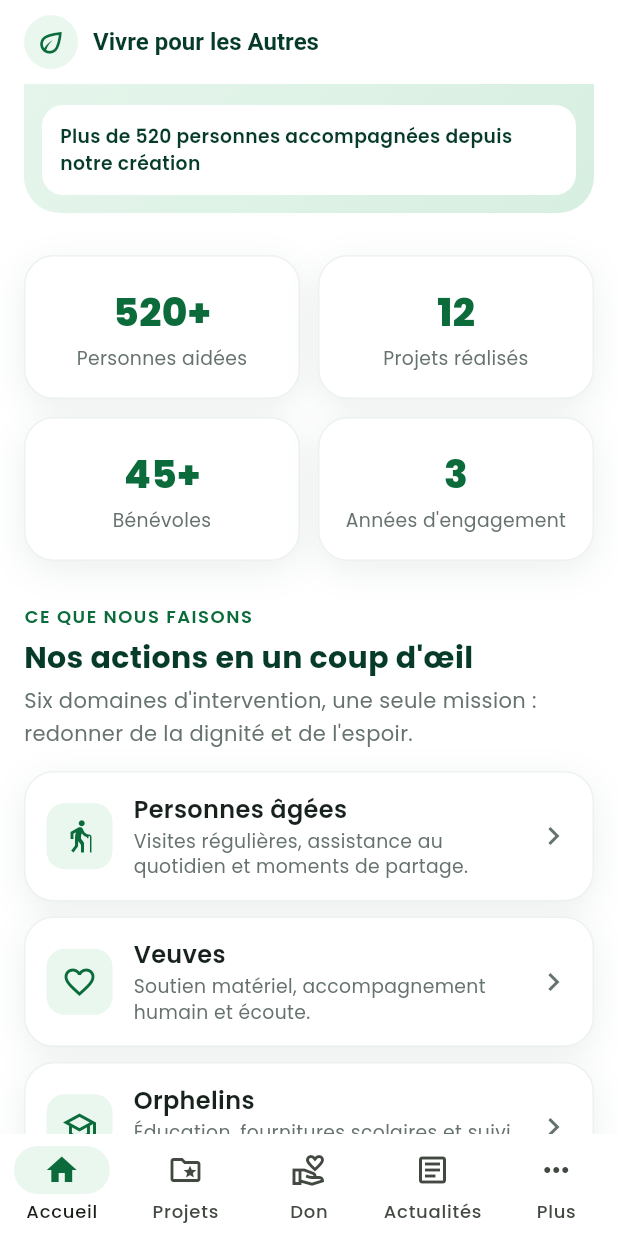
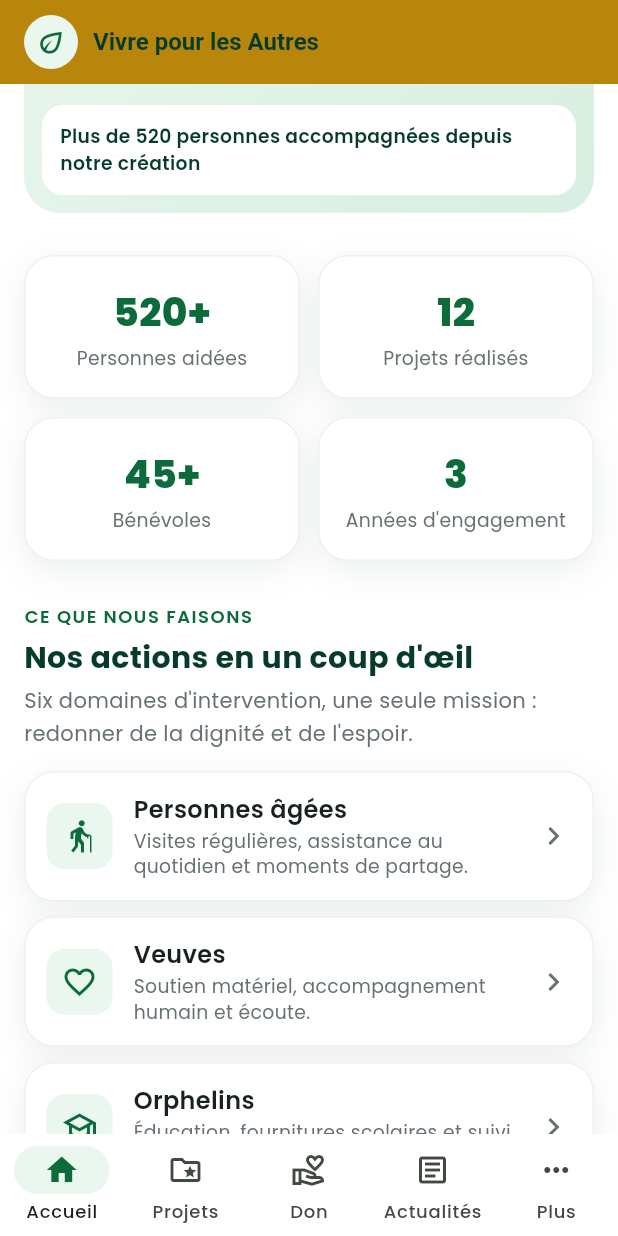
Before and after one commit to mamykalume58-sketch/semences-despoir-app, a Flutter app: the screen it shows after launch, scrolled down 576 dp, on a phone screen of 412 x 824 dp. Run offline on Flutter 3.47's test engine with Material 3 defaults, Android fonts, the phone set to English and light mode, and no system bars; our stand-ins replace cloud_firestore, firebase_auth, firebase_core, google_fonts, google_sign_in, image_picker and 4 more; accounts and stored records are empty.

Commit message:
fix: exclure le splash de la bande dorée, doré sur l'en-tête et la barre du bas

```diff
--- a/lib/main.dart
+++ b/lib/main.dart
@@ -5,6 +5,11 @@ import 'package:flutter/services.dart';
 import 'data/app_info.dart';
 import 'screens/splash_screen.dart';
 import 'theme.dart';
+
+/// Faux tant que le splash screen est affiché (fond vert plein écran),
+/// activé dès que MainShell se lance : la bande dorée du bas n'apparaît
+/// qu'à partir de là, pour ne pas trancher avec le splash.
+final ValueNotifier<bool> showGoldSystemBar = ValueNotifier<bool>(false);
 
 Future<void> main() async {
   WidgetsFlutterBinding.ensureInitialized();
@@ -33,25 +38,24 @@ class SemencesApp extends StatelessWidget {
       theme: buildTheme(),
       home: const SplashScreen(),
       builder: (context, child) {
-        final padding = MediaQuery.of(context).padding;
+        final bottomPadding = MediaQuery.of(context).padding.bottom;
         return Stack(
           children: [
             if (child != null) child,
-            // Bandeaux dorés peints par-dessus : Android 15+ ignore la
-            // couleur native des barres système (edge-to-edge forcé), donc
-            // on reproduit l'effet visuel nous-mêmes, à l'exact emplacement
-            // des vraies barres.
-            Positioned(
-              top: 0, left: 0, right: 0,
-              child: IgnorePointer(
-                child: Container(height: padding.top, color: const Color(0xFFB8860B)),
-              ),
-            ),
-            Positioned(
-              bottom: 0, left: 0, right: 0,
-              child: IgnorePointer(
-                child: Container(height: padding.bottom, color: const Color(0xFFB8860B)),
-              ),
+            // Bande dorée sur la vraie barre système du bas (navigation) :
+            // Android 15+ ignore la couleur native, donc on la peint nous-mêmes.
+            // Masquée tant qu'on est sur le splash (voir showGoldSystemBar).
+            ValueListenableBuilder<bool>(
+              valueListenable: showGoldSystemBar,
+              builder: (context, show, _) {
+                if (!show) return const SizedBox.shrink();
+                return Positioned(
+                  bottom: 0, left: 0, right: 0,
+                  child: IgnorePointer(
+                    child: Container(height: bottomPadding, color: const Color(0xFFB8860B)),
+                  ),
+                );
+              },
             ),
           ],
         );
--- a/lib/theme.dart
+++ b/lib/theme.dart
@@ -1,4 +1,5 @@
 import 'package:flutter/material.dart';
+import 'package:flutter/services.dart';
 import 'package:google_fonts/google_fonts.dart';
 
 /// Charte graphique reprise de css/style.css (site web).
@@ -40,12 +41,13 @@ ThemeData buildTheme() {
     textTheme: GoogleFonts.poppinsTextTheme(base.textTheme)
         .apply(bodyColor: AppColors.texte, displayColor: AppColors.texte),
     appBarTheme: const AppBarTheme(
-      backgroundColor: Colors.white,
+      backgroundColor: Color(0xFFB8860B),
       foregroundColor: AppColors.vertFonce,
       elevation: 0,
       scrolledUnderElevation: 1,
       surfaceTintColor: Colors.transparent,
       titleTextStyle: TextStyle(fontSize: 17, fontWeight: FontWeight.w700, color: AppColors.vertFonce),
+      systemOverlayStyle: SystemUiOverlayStyle(statusBarIconBrightness: Brightness.dark),
     ),
     navigationBarTheme: const NavigationBarThemeData(
       backgroundColor: Colors.white,
```
